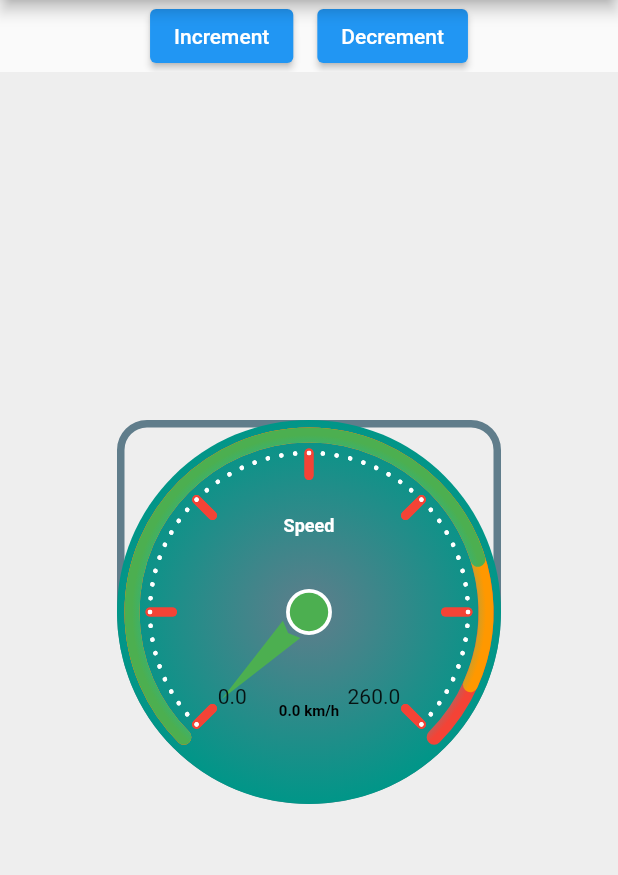
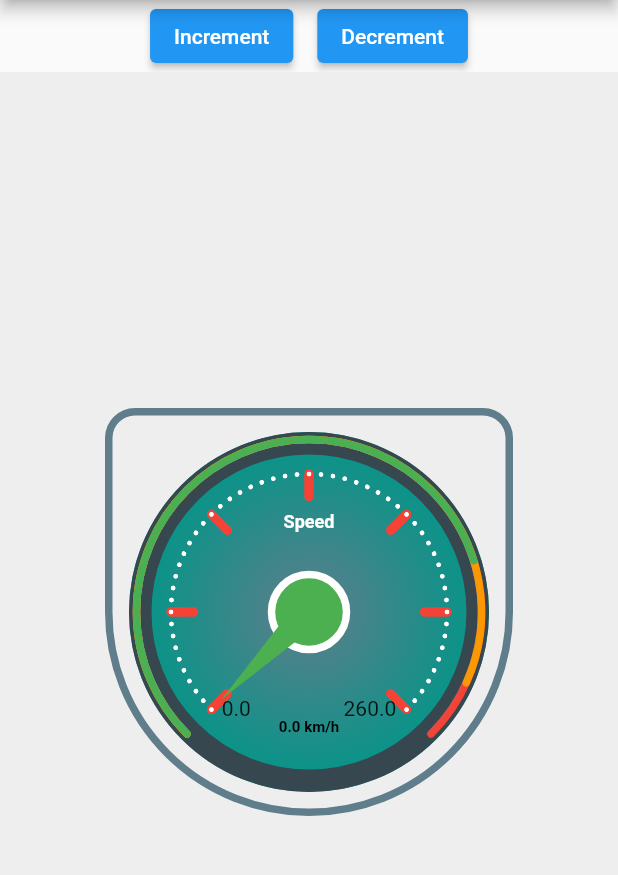
Before and after one commit to BS-Wissem/another_gauge, a Flutter app: the screen it shows after launch, on a phone screen of 412 x 824 dp, the part 84-959 px from its top. Run offline on Flutter 3.47's test engine with Material 2 defaults, Android fonts, the phone set to English and light mode, and no system bars.

Commit message:
Bug fixes

```diff
--- a/example/lib/main.dart
+++ b/example/lib/main.dart
@@ -38,15 +38,18 @@ class _MyAppState extends State<MyApp> {
                           capBorderColor: Colors.white,
                           capBorderWidth: 5,
                           capColor: Colors.white10,
+                          faceBorderColor: Colors.blueGrey[800],
                           faceStartColor: Colors.blueGrey,
                           //faceEndColor: Colors.blueAccent,
+                          faceBorderWidth: 15,
                           subTicksColor: Colors.white,
                           needleColor: Colors.white,
                           mainTicksColor: Colors.red,
                           rangeNeedleColor: true,
-                          strokeWidth: 10,
+                          segmentWidth: 5,
                           showFrame: true,
                           gaugeSize: 256,
+                          capSize: 50,
                           segments: [
                             GaugeSegment('Low', 200, Colors.green),
                             GaugeSegment('Medium', 40, Colors.orange),
--- a/lib/another_gauge.dart
+++ b/lib/another_gauge.dart
@@ -272,10 +272,10 @@ class CirclePainter extends CustomPainter {
       ..color = capBorderColor!
       ..strokeWidth = capBorderWidth!
       ..style = PaintingStyle.stroke;
-    canvas.drawCircle(center, radius, paintFaceBorder);
     canvas.drawCircle(center, radius, paintFace);
+    canvas.drawCircle(center, radius-borderWidth!*.5, paintFaceBorder);
+    canvas.drawCircle(center, capSize*.5, paintCap);
     canvas.drawCircle(center, capSize*.5, paintCapBorder);
-    canvas.drawCircle(center, capSize*.5, paintCap);
   }
 
   @override
@@ -285,7 +285,6 @@ class CirclePainter extends CustomPainter {
 class ArcPainter extends CustomPainter {
   ArcPainter( {
     required this.strokeWidth,
-    required this.radius,
     this.startAngle = 0,
     this.sweepAngle = 0,
     this.showSubTicks = true,
@@ -293,7 +292,6 @@ class ArcPainter extends CustomPainter {
     this.color = Colors.grey,
   });
   final double strokeWidth;
-  final double radius;
   final double startAngle;
   final double sweepAngle;
   final Color color;
@@ -390,7 +388,8 @@ class ChildSizeNotifier extends StatelessWidget {
 class AnotherGauge extends StatefulWidget {
   ///Size of the widget - This widget is rendered in a square shape
   final double gaugeSize;
-
+  ///Offset border from gauge face
+  final double borderOffset;
   ///Supply the list of segments in the Gauge.
   ///
   ///If nothing is supplied, the gauge will have one segment with a segment size of (Max Value - Min Value)
@@ -438,7 +437,7 @@ class AnotherGauge extends StatefulWidget {
 
   ///Custom styling for the Max marker. Defaults to black font with size 10
   final TextStyle endMarkerStyle;
-  final double? strokeWidth;
+  final double? segmentWidth;
 
   /// Cap settings
   final Color? capColor;
@@ -477,6 +476,7 @@ class AnotherGauge extends StatefulWidget {
     Key? key,
     required this.valueNotifier,
     this.gaugeSize = 200,
+    this.borderOffset=16,
     this.segments,
     this.minValue = 0,
     this.maxValue = 100.0,
@@ -489,7 +489,7 @@ class AnotherGauge extends StatefulWidget {
     this.valueSymbol = '',
     this.displayWidget,
     this.showMarkers = true,
-    this.strokeWidth = 10,
+    this.segmentWidth = 10,
     this.startMarkerStyle = const TextStyle(fontSize: 10, color: Colors.black),
     this.endMarkerStyle = const TextStyle(fontSize: 10, color: Colors.black),
     this.faceStartColor = Colors.cyan,
@@ -530,11 +530,11 @@ class AnotherGaugeState extends State<AnotherGauge> {
 
   //This method builds out multiple arcs that make up the Gauge
   //using data supplied in the segments property
-  List<Widget> buildGauge(List<GaugeSegment> segments, double radius) {
+  List<Widget> buildGauge(List<GaugeSegment> segments, width, height) {
     List<CustomPaint> paint = [];
     double cumulativeSegmentSize = 0.0;
     double gaugeSpread = widget.maxValue - widget.minValue;
-    //double minDimension = size.width > size.height ? size.height : size.width;
+
     //Iterate through the segments collection in reverse order
     //First paint the arc with the last segment color, then paint multiple arcs in sequence until we reach the first segment
 
@@ -542,26 +542,34 @@ class AnotherGaugeState extends State<AnotherGauge> {
     //multiple segments
     paint.add(
       CustomPaint(
-        size: Size(widget.gaugeSize, widget.gaugeSize),
+        size: Size(width, height),
         painter: CirclePainter(
           startColor: widget.faceStartColor!,
           endColor: widget.faceEndColor!,
           borderColor: widget.faceBorderColor?? Colors.transparent,
-          borderWidth: widget.faceBorderWidth?? 0,
-          capColor: widget.rangeNeedleColor? needleColor!: widget.capColor?? Colors.blueGrey,
-          capSize: widget.capSize?? widget.gaugeSize*.1,
-          capBorderColor: widget.capBorderColor?? widget.capColor?? Colors.blueGrey,
+          borderWidth: widget.faceBorderWidth,
+          capColor: widget.rangeNeedleColor? needleColor!: widget.capColor?? Colors.blueGrey[800]!,
+          capSize: widget.capSize?? widget.gaugeSize*.25,
+          capBorderColor: widget.capBorderColor?? widget.capColor?? Colors.white,
           capBorderWidth: widget.capBorderWidth! ,
         ),
       ),
     );
+    // paint.add(
+    //   CustomPaint(
+    //     size: Size(widget.capSize!, widget.capSize!),
+    //     painter: CirclePainter(
+    //         startColor: widget.capColor!,
+    //         endColor: widget.capBorderColor?? widget.capColor!,
+    //     ),
+    //   ),
+    // );
     for (var segment in segments.reversed) {
       paint.add(
         CustomPaint(
-          size: Size(widget.gaugeSize, widget.gaugeSize),
+          size: Size(width, height),
           painter: ArcPainter(
-              radius: radius,
-              strokeWidth: widget.strokeWidth!,
+              strokeWidth: widget.segmentWidth!,
               startAngle: 0.75 * pi,
               sweepAngle: 1.5 *
                   ((gaugeSpread - cumulativeSegmentSize) / gaugeSpread) *
@@ -575,12 +583,12 @@ class AnotherGaugeState extends State<AnotherGauge> {
     if (widget.showMainTicks) {
       paint.add(
           CustomPaint(
-              size: Size(widget.gaugeSize, widget.gaugeSize),
+              size: Size(width, height),
               painter: MainTicksPainter(
                   color: widget.mainTicksColor,
                   width: widget.mainTickWidth,
                   length: widget.mainTicksLength,
-                  offset: widget.strokeWidth! + widget.faceBorderWidth!
+                  offset: widget.segmentWidth! + widget.faceBorderWidth!
               )
           )
       );
@@ -588,12 +596,12 @@ class AnotherGaugeState extends State<AnotherGauge> {
     if (widget.showSubTicks) {
       paint.add(
           CustomPaint(
-              size: Size(widget.gaugeSize, widget.gaugeSize),
+              size: Size(width, height),
               painter: SubTicksPainter(
                   color: widget.subTicksColor,
                   width: widget.subTickWidth,
                   length: widget.subTicksLength,
-                  offset: widget.strokeWidth! + widget.faceBorderWidth!)
+                  offset: widget.segmentWidth! + widget.faceBorderWidth!)
           )
       );
     }
@@ -647,27 +655,31 @@ class AnotherGaugeState extends State<AnotherGauge> {
       valueListenable: widget.valueNotifier,
       builder: (context, value, child) {
         updateData();
+        return LayoutBuilder(
+          builder: (BuildContext context, BoxConstraints constraints) {
             return SizedBox(
-          height: widget.gaugeSize,
-          width: widget.gaugeSize,
+              height: widget.gaugeSize+widget.borderOffset,
+              width: widget.gaugeSize+widget.borderOffset,
               child: Stack(
-            children: <Widget>[
-              //frame
+                children: [
                   widget.showFrame?
-              Center(
-                child: Container(
+                  Container(
+                    alignment: Alignment.center,
                     decoration: BoxDecoration(
                         border: Border.all(
                           color: widget.frameColor,
                           width: widget.frameWidth,
                         ),
                         //borderRadius: const BorderRadius.all(Radius.circular(20))
-                      borderRadius: BorderRadius.only(bottomRight:Radius.circular(widget.gaugeSize / 2),
-                          bottomLeft:Radius.circular(widget.gaugeSize / 2),
+                        borderRadius: BorderRadius.only(bottomRight:Radius.circular((widget.gaugeSize+widget.borderOffset) / 2),
+                            bottomLeft:Radius.circular((widget.gaugeSize+widget.borderOffset) / 2),
                             topRight: const Radius.circular(20), topLeft: const Radius.circular(20))
                     ),
-                ),
                   ) : const SizedBox(),
+                  Padding(
+                    padding: EdgeInsets.all(widget.borderOffset),
+                    child: Stack(
+                      children: <Widget>[
                         //face
                         // Center(
                         //   child: Container(
@@ -707,7 +719,7 @@ class AnotherGaugeState extends State<AnotherGauge> {
                         //   ),
                         // ),
                         //segments
-              ...buildGauge(segments!, radius-widget.mainTicksLength),
+                        ...buildGauge(segments!,constraints.maxWidth,constraints.maxHeight),
                         // widget.showMarkers
                         //     ? CustomPaint(
                         //     size: Size(widget.gaugeSize, widget.gaugeSize),
@@ -726,8 +738,8 @@ class AnotherGaugeState extends State<AnotherGauge> {
                         //     : Container(),
                         //needle
                         Container(
-                height: widget.gaugeSize,
-                width: widget.gaugeSize,
+                          height: widget.gaugeSize+widget.borderOffset,
+                          width: widget.gaugeSize+widget.borderOffset,
                           alignment: Alignment.center,
                           child: Transform.rotate(
                             angle: (pi / 4) +
@@ -750,14 +762,14 @@ class AnotherGaugeState extends State<AnotherGauge> {
                         ),
                         //title and value
                         Container(
-                height: widget.gaugeSize,
-                width: widget.gaugeSize,
+                          height: widget.gaugeSize+widget.borderOffset,
+                          width: widget.gaugeSize+widget.borderOffset,
                           alignment: Alignment.center,
                           child: Column(
                             mainAxisAlignment: MainAxisAlignment.spaceEvenly,
                             children:[
                               Padding(
-                      padding: const EdgeInsets.fromLTRB(0,8,0,0),
+                                padding: const EdgeInsets.fromLTRB(0,16,0,0),
                                 child: widget.displayWidget ?? Container(),
                               ),
                               SizedBox(height: widget.capSize,),
@@ -789,6 +801,11 @@ class AnotherGaugeState extends State<AnotherGauge> {
                             :  const SizedBox(),
                       ],
                     ),
+                  ),
+                ],
+              ),
+            );
+          }
         );
       }
     );
--- a/pubspec.yaml
+++ b/pubspec.yaml
@@ -1,6 +1,6 @@
 name: another_gauge
-description: Fully customizable Gauge widget for Flutter
-version: 1.0.3
+description: Another customizable Gauge widget for Flutter, with automatic needle and cap ranged color
+version: 1.0.5
 homepage: https://github.com/BS-Wissem/another_gauge
 
 environment:
```
Also changed, not shown: 2 other files. Lines whose indentation alone changed are shown as unchanged.
